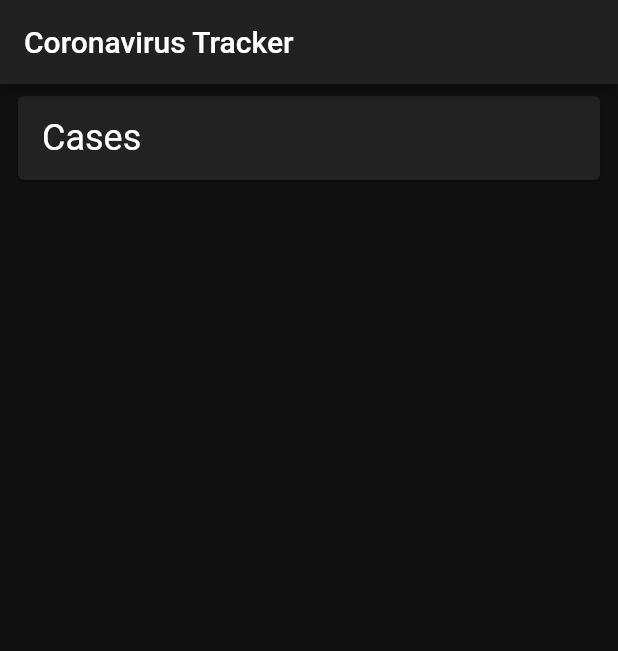
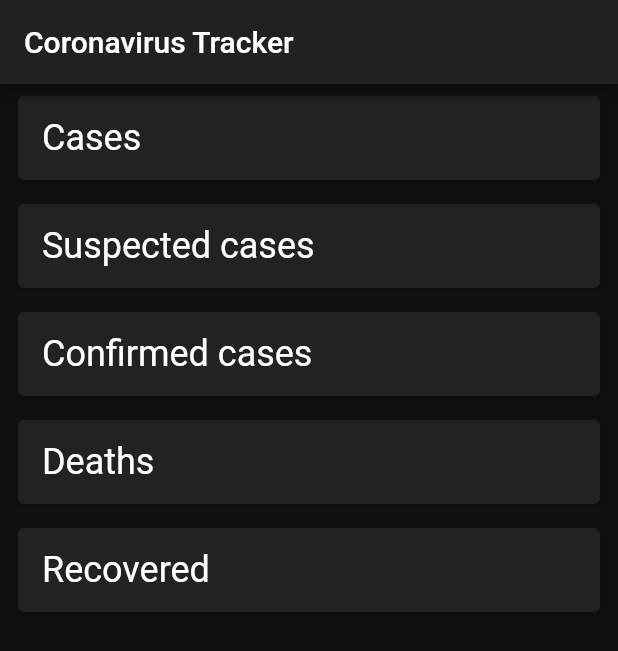
Before and after one commit to kvntzn/covid19, a Flutter app: the screen it shows after launch, on a phone screen of 412 x 824 dp. Shown: the top 651 px of the screen. Run offline on Flutter 3.47's test engine with Material 2 defaults, Android fonts, the phone set to English and light mode, and no system bars; network calls fail.

Commit message:
updates dashboard UI to show all cases updates card enpoint class titles

```diff
--- a/lib/app/ui/dashboard.dart
+++ b/lib/app/ui/dashboard.dart
@@ -1,4 +1,5 @@
 import 'package:covid19/app/repositories/data_repository.dart';
+import 'package:covid19/app/repositories/endpoints_data.dart';
 import 'package:covid19/app/services/api.dart';
 import 'package:covid19/app/ui/endpoint_card.dart';
 import 'package:flutter/material.dart';
@@ -10,7 +11,7 @@ class Dashboard extends StatefulWidget {
 }
 
 class _DashboardState extends State<Dashboard> {
-  int _cases;
+  EndpointsData _endpointsData;
 
   @override
   void initState() {
@@ -20,8 +21,8 @@ class _DashboardState extends State<Dashboard> {
 
   Future<void> _updateData() async {
     final dataRepository = Provider.of<DataRepository>(context, listen: false);
-    final cases = await dataRepository.getEndpointData(Endpoint.cases);
-    setState(() => _cases = cases);
+    final endpointsData = await dataRepository.getAllEndpointData();
+    setState(() => _endpointsData = endpointsData);
   }
 
   @override
@@ -34,9 +35,10 @@ class _DashboardState extends State<Dashboard> {
         onRefresh: _updateData,
         child: ListView(
           children: [
+            for (var endpoint in Endpoint.values)
             EndpointCard(
-              endpoint: Endpoint.cases,
-              value: _cases,
+              endpoint: endpoint,
+              value: _endpointsData != null ? _endpointsData.values[endpoint] : null
             )
           ],
         ),
--- a/lib/app/ui/endpoint_card.dart
+++ b/lib/app/ui/endpoint_card.dart
@@ -5,6 +5,14 @@ class EndpointCard extends StatelessWidget {
   const EndpointCard({Key key, this.endpoint, this.value}) : super(key: key);
   final Endpoint endpoint;
   final int value;
+
+  static Map<Endpoint, String> _cardTitles = {
+    Endpoint.cases : 'Cases',
+    Endpoint.casesSuspected: 'Suspected cases',
+    Endpoint.casesConfirmed: 'Confirmed cases',
+    Endpoint.deaths: 'Deaths',
+    Endpoint.recovered: 'Recovered'
+  };
 
   @override
   Widget build(BuildContext context) {
@@ -17,7 +25,7 @@ class EndpointCard extends StatelessWidget {
             mainAxisAlignment: MainAxisAlignment.spaceBetween,
             children: [
               Text(
-                'Cases',
+                _cardTitles[endpoint],
                 style: Theme.of(context).textTheme.headline5,
               ),
               Text(
```
